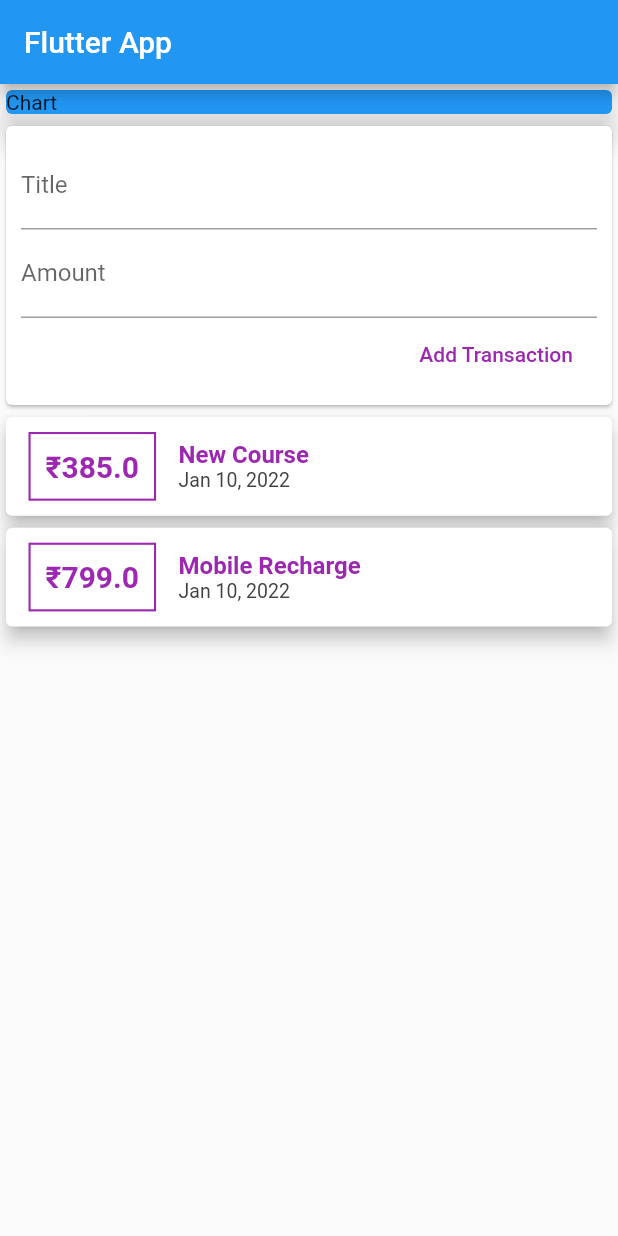
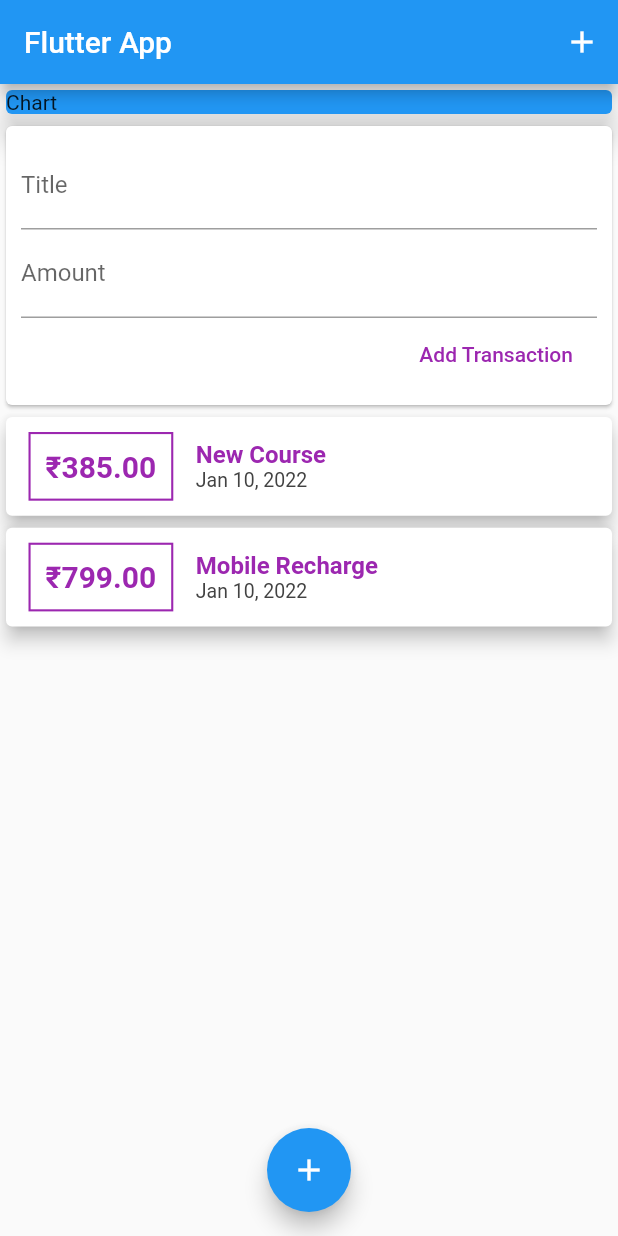
Before and after one commit to harshvarmora28/expense_tracker_flutter_app, a Flutter app: the screen it shows after launch, after a tap on "Add Transaction", on a phone screen of 412 x 824 dp. Run offline on Flutter 3.47's test engine with Material 2 defaults, Android fonts, the light colour scheme and no system bars.

Commit message:
added floating buttons in appBar and bottom of the screen and added logic to execute add transactions by clicking done(tick) on android keyboard

```diff
--- a/lib/main.dart
+++ b/lib/main.dart
@@ -25,6 +25,9 @@ class MyHomePage extends StatelessWidget {
     return Scaffold(
       appBar: AppBar(
         title: Text('Flutter App'),
+        actions: [
+          IconButton(onPressed: () {}, icon: Icon(Icons.add))
+        ],
       ),
       body: SingleChildScrollView(child: Column(
         children: [
@@ -38,7 +41,12 @@ class MyHomePage extends StatelessWidget {
           ),
           UserTransactions()
         ],
-      ),)
+      ),),
+      floatingActionButtonLocation: FloatingActionButtonLocation.centerFloat,
+      floatingActionButton: FloatingActionButton(
+        child: Icon(Icons.add),
+        onPressed: () {},
+      ),
     );
   }
 }
--- a/lib/widgets/new_transaction.dart
+++ b/lib/widgets/new_transaction.dart
@@ -6,6 +6,20 @@ class NewTransaction extends StatelessWidget {
   final Function addTx;
 
   NewTransaction(this.addTx);
+
+  void submitData() {
+    final enteredTitle = titleController.text;
+    final enteredAmount = double.parse(amountController.text);
+
+    if (enteredTitle.isEmpty || enteredAmount <= 0) {
+      return;
+    }
+
+    addTx(
+      enteredTitle,
+      enteredAmount,
+    );
+  }
 
   @override
   Widget build(BuildContext context) {
@@ -19,15 +33,16 @@ class NewTransaction extends StatelessWidget {
             decoration: InputDecoration(labelText: "Title"),
             controller: titleController,
             autocorrect: false,
+            onSubmitted: (_) => submitData(),
           ),
           TextField(
             decoration: InputDecoration(labelText: "Amount"),
             controller: amountController,
+            keyboardType: TextInputType.numberWithOptions(decimal: true),
+            onSubmitted: (_) => submitData(),
           ),
           FlatButton(
-            onPressed: () {
-              addTx(titleController.text, double.parse(amountController.text),);
-            },
+            onPressed: submitData,
             child: Text("Add Transaction"),
             textColor: Colors.purple,
           )
--- a/lib/widgets/transaction_list.dart
+++ b/lib/widgets/transaction_list.dart
@@ -12,9 +12,9 @@ class TransactionList extends StatelessWidget {
   Widget build(BuildContext context) {
     return Container(
       height: 350,
-      child: SingleChildScrollView(child: Column(
-        children: transactions.map((tx) {
-      return Card(
+      child: ListView.builder(
+        itemBuilder: (ctx, index) {
+          return Card(
         elevation: 5,
         child: Row(
           children: [
@@ -24,7 +24,7 @@ class TransactionList extends StatelessWidget {
                   border: Border.all(color: Colors.purple, width: 1.4)),
               padding: EdgeInsets.all(10),
               child: Text(
-                "₹${tx.amount}",
+                "₹${transactions[index].amount.toStringAsFixed(2)}",
                 style: TextStyle(
                     fontWeight: FontWeight.bold,
                     fontSize: 20,
@@ -35,14 +35,14 @@ class TransactionList extends StatelessWidget {
               crossAxisAlignment: CrossAxisAlignment.start,
               children: [
                 Text(
-                  tx.title,
+                  transactions[index].title,
                   style: TextStyle(
                       fontWeight: FontWeight.w700,
                       fontSize: 16,
                       color: Colors.purple),
                 ),
                 Text(
-                  DateFormat.yMMMd().format(tx.date),
+                  DateFormat.yMMMd().format(transactions[index].date),
                   style: TextStyle(fontSize: 13, color: Colors.grey[800]),
                 )
               ],
@@ -50,6 +50,8 @@ class TransactionList extends StatelessWidget {
           ],
         ),
       );
-    }).toList()),));
+        },
+        itemCount: transactions.length,
+        ),);
   }
 }
```
